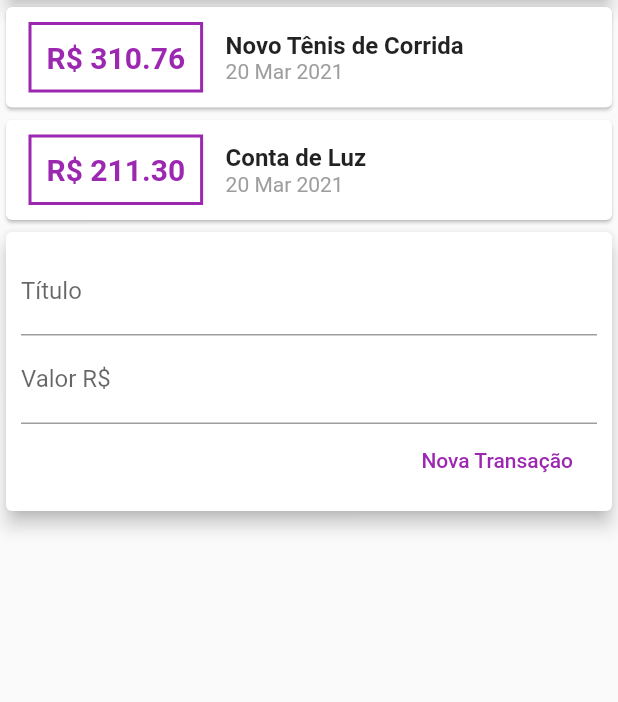
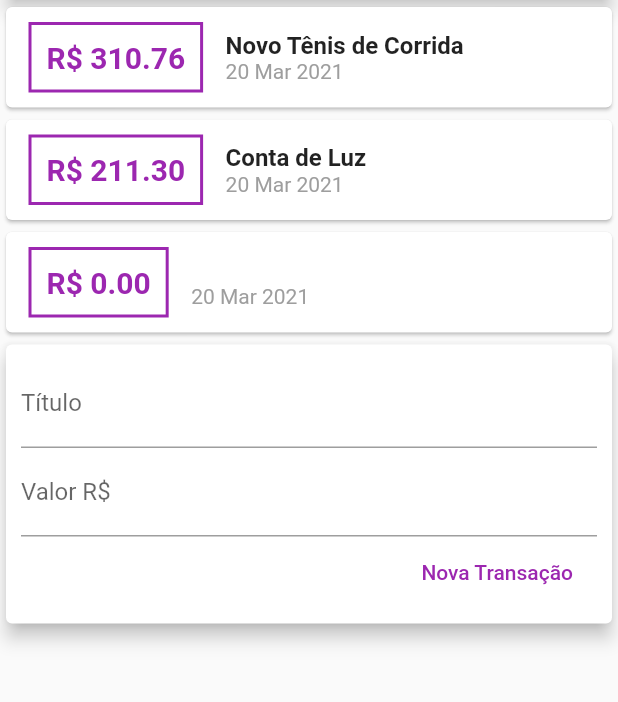
Before and after one commit to amedes-junior/expenses, a Flutter app: the screen it shows after launch, after a tap on "Nova Transação", on a phone screen of 412 x 824 dp, the part 119-821 px from its top. Run offline on Flutter 3.47's test engine with Material 2 defaults, Android fonts, the phone set to English and light mode, and no system bars.

Commit message:
Expenses -> Mar 20 de 2021 - Aula 95

```diff
--- a/lib/components/transaction_form.dart
+++ b/lib/components/transaction_form.dart
@@ -6,6 +6,11 @@ class TransactionForm extends StatelessWidget {
 
   final titleController = TextEditingController();
   final valueController = TextEditingController();
+
+  final void Function(String, double) onSubmit;
+
+  TransactionForm(this.onSubmit);
+
 
   @override
   Widget build(BuildContext context) {
@@ -35,8 +40,9 @@ class TransactionForm extends StatelessWidget {
                     child: Text('Nova Transação'),
                     textColor: Colors.purple,
                     onPressed: () {
-                      print(titleController.text);
-                      print(valueController.text);
+                      final title = titleController.text;
+                      final value = double.tryParse(valueController.text) ?? 0.0;
+                      onSubmit(title, value);
                     },
                   ),
                 ],
--- a/lib/components/transaction_list.dart
+++ b/lib/components/transaction_list.dart
@@ -1,7 +1,7 @@
 
 import 'package:flutter/material.dart';
 import '../models/transaction.dart';
-import 'package:intl/intl.dart';
+import "package:intl/intl.dart";
 
 
 class TransactionList extends StatelessWidget {
--- a/lib/components/transaction_user.dart
+++ b/lib/components/transaction_user.dart
@@ -1,3 +1,5 @@
+import 'dart:math';
+
 import 'transaction_form.dart';
 import 'transaction_list.dart';
 import '../models/transaction.dart';
@@ -24,12 +26,25 @@ class _TransactionUserState extends State<TransactionUser> {
     ),
   ];
 
+  _addTransaction(String title, double value) {
+    final newTransaction = Transaction(
+      id: Random().nextDouble().toString(),
+      title: title,
+      value: value,
+      date: DateTime.now()
+    );
+
+    setState(() {
+      _transactions.add(newTransaction);
+    });
+  }
+
   @override
   Widget build(BuildContext context) {
     return Column(
       children: <Widget>[
         TransactionList(_transactions),
-        TransactionForm(),
+        TransactionForm(_addTransaction),
       ],
     );
   }
```
Also changed, not shown: pubspec.lock.
